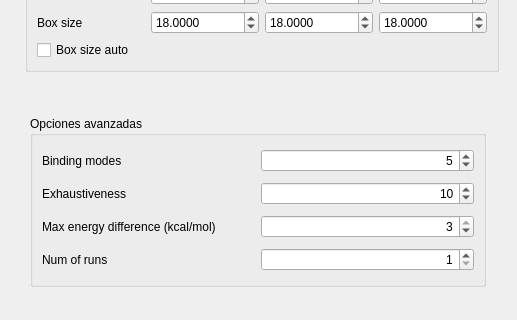
Qt form Views/uiVina.ui (samuelvp360/SVP360CalculationController) before a commit; both pictures show x 0 to 517 and y 214 to 534 of the 517 by 640 pixel window.
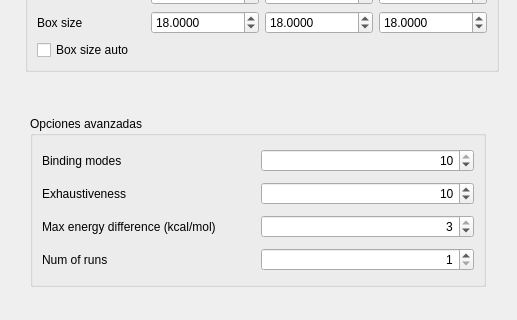
The same form after that commit.

What changed in the file:
```diff
--- a/Views/uiVina.ui
+++ b/Views/uiVina.ui
@@ -221,7 +221,7 @@
          <number>10</number>
         </property>
         <property name="value">
-         <number>5</number>
+         <number>10</number>
         </property>
        </widget>
       </item>
```
